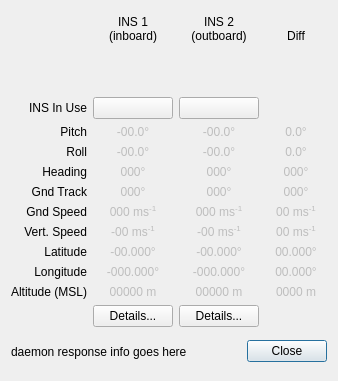
Qt form src/hcrgui/InsOverview.ui (NCAR/HCR_instrument) before a commit.
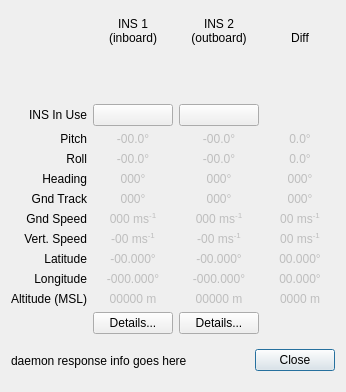
The same form after that commit. Icons and pictures are not drawn.

Diff of the .ui file:
```diff
--- a/src/hcrgui/InsOverview.ui
+++ b/src/hcrgui/InsOverview.ui
@@ -6,8 +6,8 @@
    <rect>
     <x>0</x>
     <y>0</y>
-    <width>338</width>
-    <height>381</height>
+    <width>346</width>
+    <height>392</height>
    </rect>
   </property>
   <property name="windowTitle">
```
Left out of the diff: 15 changed lines with no effect on the pictures.
